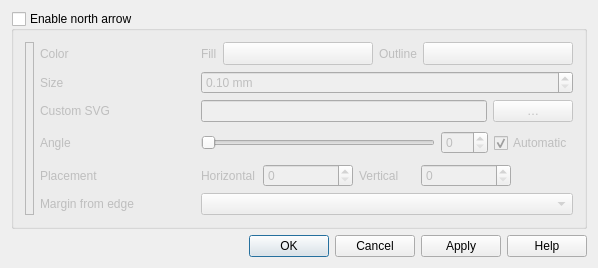
The window that src/ui/qgsdecorationnortharrowdialog.ui (qgis/QGIS) describes before a commit, drawn with Qt 5.
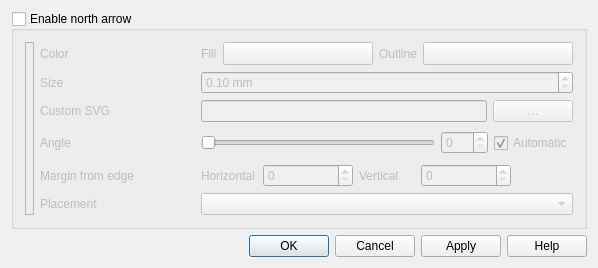
The same window after the commit. Icons and pictures are not drawn. Custom widgets are drawn as their Qt base class.

Commit message:
Place labels next to their corresponding options in North Arrow decoration
The "placement" and "Margin from edge" labels are currently inverted
Also fix tabstops

```diff
--- a/src/ui/qgsdecorationnortharrowdialog.ui
+++ b/src/ui/qgsdecorationnortharrowdialog.ui
@@ -6,8 +6,8 @@
    <rect>
     <x>0</x>
     <y>0</y>
-    <width>560</width>
-    <height>234</height>
+    <width>578</width>
+    <height>259</height>
    </rect>
   </property>
   <property name="windowTitle">
@@ -258,8 +258,8 @@
         </property>
        </widget>
       </item>
-      <item row="4" column="1">
-       <widget class="QLabel" name="textLabel8">
+      <item row="5" column="1">
+       <widget class="QLabel" name="placementLabel">
         <property name="text">
          <string>Placement</string>
         </property>
@@ -268,7 +268,7 @@
         </property>
        </widget>
       </item>
-      <item row="5" column="1">
+      <item row="4" column="1">
        <widget class="QLabel" name="lblMargin">
         <property name="minimumSize">
          <size>
```
Left out of the diff: 27 changed lines with no effect on the pictures.
